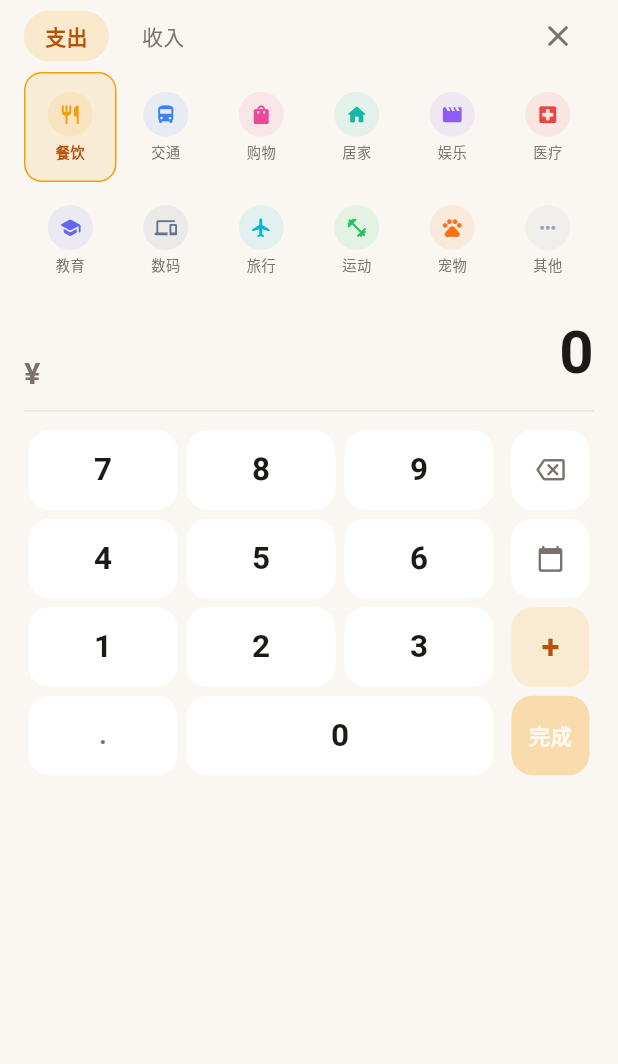
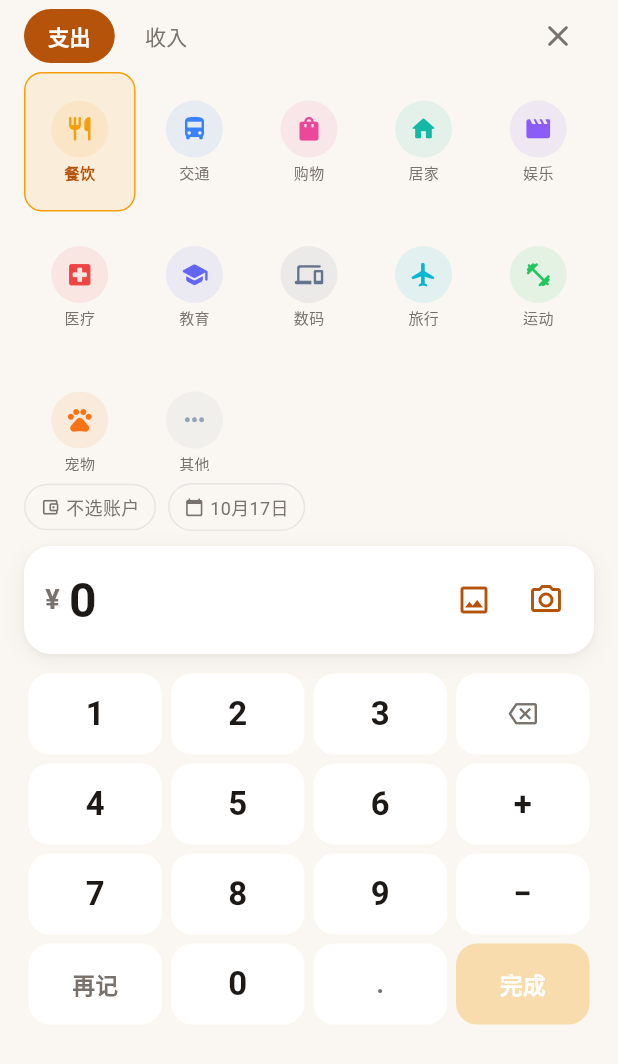
Before and after one commit to mayapony/beancount, a Flutter app: the QuickEntrySheet widget shown alone on an empty page, opened directly, on a phone screen of 412 x 824 dp. Shown: the top 1064 px of the screen. Run offline on Flutter 3.47's test engine with Material 3 defaults, Android fonts, the phone set to English and light mode, and no system bars; our stand-ins replace fl_chart.

Commit message:
feat(ui): 记账面板改为成熟记账 App 结构
- 分类改为 5 列网格、上下滑动、完整可见 3 行
- 新增账户/日期快选 chip
- 金额卡内置相册/相机入口，点击即触发图片识别并回填（M7 接真实模型）
- 键盘改为 4 列：1-9 + 右列 ⌫ / + / − / 完成 + 底部「再记」
- 移除笔记与备注（保持极简）；运算符改为独立 +/- 两键
- 更新 DESIGN.md 决策记录

```diff
--- a/lib/widgets/quick_entry_sheet.dart
+++ b/lib/widgets/quick_entry_sheet.dart
@@ -5,10 +5,12 @@ import '../theme/tokens.dart';
 import '../utils/money.dart';
 import 'common.dart';
 
-/// 记一笔的金额输入面板 —— 金豆按下直接进入，**一次点击**即可开始输入。
+/// 记一笔面板 —— 金豆按下直接进入，一次点击开始输入。
 ///
-/// 布局：分类网格（最多 3 行）+ 金额 + 键盘（3 列数字 + 1 列功能）。
-/// 功能列：⌫ / 日期 / 运算符 / 完成；运算符键可循环 + − × ÷，支持连续计算。
+/// 结构参考成熟记账 App：
+/// 支出/收入 → 分类（5 列、上下滑动、可见 3 行）→ 账户/日期 → 金额 + 图片入口
+/// → 键盘（1-9 三行 + 右列 ⌫ / + / − / 完成 + 底部「再记」）。
+/// 图片入口直接触发「上传即识别」（M0 为交互骨架，M7 接真实视觉模型）。
 class QuickEntrySheet extends StatefulWidget {
   const QuickEntrySheet({
     super.key,
@@ -22,15 +24,16 @@ class QuickEntrySheet extends StatefulWidget {
 }
 
 class _QuickEntrySheetState extends State<QuickEntrySheet> {
-  static const _ops = <String>['+', '−', '×', '÷'];
-
   bool _isIncome = false;
   int _categoryIndex = 0;
   String _amount = '0';
 
-  /// 待计算的左操作数与运算符（支持「38.5 + 12」这类快速计算）
+  /// 待计算的左操作数（支持 38.5 + 12 这类连续计算）
   double? _left;
   String? _op;
+
+  /// 图片识别中
+  bool _recognizing = false;
 
   double get _value => double.tryParse(_amount) ?? 0;
 
@@ -38,16 +41,8 @@ class _QuickEntrySheetState extends State<QuickEntrySheet> {
       _op == null ? _value : _apply(_left ?? 0, _op!, _value);
 
   double _apply(double a, String op, double b) {
-    switch (op) {
-      case '+':
-        return a + b;
-      case '−':
-        return a - b;
-      case '×':
-        return a * b;
-      case '÷':
-        return b == 0 ? a : a / b;
-    }
+    if (op == '+') return a + b;
+    if (op == '−') return a - b;
     return b;
   }
 
@@ -58,44 +53,66 @@ class _QuickEntrySheetState extends State<QuickEntrySheet> {
 
   void _press(String key) {
     setState(() {
-      switch (key) {
-        case '⌫':
-          _amount =
-              _amount.length <= 1 ? '0' : _amount.substring(0, _amount.length - 1);
-        case '.':
-          if (!_amount.contains('.')) _amount = '$_amount.';
-        default:
-          _appendDigit(key);
+      if (key == '⌫') {
+        _amount =
+            _amount.length <= 1 ? '0' : _amount.substring(0, _amount.length - 1);
+      } else if (key == '.') {
+        if (!_amount.contains('.')) _amount = '$_amount.';
+      } else {
+        _appendDigit(key);
       }
     });
   }
 
-  void _pressOperator() {
+  void _pressOperator(String op) {
     setState(() {
       if (_op == null) {
         _left = _value;
-        _op = _ops.first;
+        _op = op;
         _amount = '0';
-      } else if (_amount == '0') {
-        // 尚未输入新数字：循环切换运算符
-        final index = _ops.indexOf(_op!);
-        _op = _ops[(index + 1) % _ops.length];
+      } else if (op == _op && _amount == '0') {
+        // 重复点同一个运算符：取消待计算
+        _op = null;
+        _left = null;
       } else {
         _left = _apply(_left ?? 0, _op!, _value);
+        _op = op;
         _amount = '0';
       }
     });
   }
 
-  void _notYet(String name) {
+  /// 图片入口：上传即识别（当前为交互骨架，M7 替换为真实视觉模型）
+  Future<void> _recognizeBill() async {
+    setState(() => _recognizing = true);
+    await Future<void>.delayed(const Duration(milliseconds: 900));
+    if (!mounted) return;
+    setState(() {
+      _recognizing = false;
+      _amount = '38.50';
+      _categoryIndex = 0;
+      _isIncome = false;
+      _left = null;
+      _op = null;
+    });
     ScaffoldMessenger.of(context).showSnackBar(
-      SnackBar(content: Text('$name 将在 M3 实现')),
+      const SnackBar(
+        content: Text('已识别：¥38.50 · 餐饮（M7 接入真实视觉模型）'),
+      ),
     );
   }
 
-  void _submit() {
+  void _submit({bool keepOpen = false}) {
     widget.onSubmit(_finalValue, _isIncome, _categoryIndex);
-    Navigator.of(context).pop();
+    if (keepOpen) {
+      setState(() {
+        _amount = '0';
+        _left = null;
+        _op = null;
+      });
+    } else {
+      Navigator.of(context).pop();
+    }
   }
 
   @override
@@ -104,12 +121,12 @@ class _QuickEntrySheetState extends State<QuickEntrySheet> {
 
     return SingleChildScrollView(
       child: Padding(
-        padding: const EdgeInsets.fromLTRB(16, 0, 16, 20),
+        padding: const EdgeInsets.fromLTRB(16, 0, 16, 16),
         child: Column(
           mainAxisSize: MainAxisSize.min,
           crossAxisAlignment: CrossAxisAlignment.start,
           children: [
-            // 支出 / 收入
+            // ── 支出 / 收入 ───────────────────────────────
             Row(
               children: [
                 _TypePill(
@@ -117,7 +134,7 @@ class _QuickEntrySheetState extends State<QuickEntrySheet> {
                   selected: !_isIncome,
                   onTap: () => setState(() => _isIncome = false),
                 ),
-                const SizedBox(width: 8),
+                const SizedBox(width: 4),
                 _TypePill(
                   label: '收入',
                   selected: _isIncome,
@@ -132,107 +149,139 @@ class _QuickEntrySheetState extends State<QuickEntrySheet> {
               ],
             ),
 
-            // 分类网格：6 列，最多 3 行（一眼看到更多）
-            GridView.count(
-              crossAxisCount: 6,
-              shrinkWrap: true,
-              padding: EdgeInsets.zero,
-              physics: const NeverScrollableScrollPhysics(),
-              mainAxisSpacing: 2,
-              crossAxisSpacing: 2,
-              childAspectRatio: 0.84,
+            // ── 分类：5 列，上下滑动，可见 3 行 ─────────────
+            SizedBox(
+              height: 266,
+              child: GridView.count(
+                crossAxisCount: 5,
+                padding: EdgeInsets.zero,
+                mainAxisSpacing: 4,
+                crossAxisSpacing: 2,
+                childAspectRatio: 0.80,
+                children: [
+                  for (final index in kQuickCategoryOrder)
+                    _CategoryCell(
+                      categoryIndex: index,
+                      selected: _categoryIndex == index,
+                      onTap: () => setState(() => _categoryIndex = index),
+                    ),
+                ],
+              ),
+            ),
+
+            const SizedBox(height: 8),
+
+            // ── 账户 / 日期 ───────────────────────────────
+            Row(
               children: [
-                for (final index in kQuickCategoryOrder.take(18))
-                  _CategoryCell(
-                    categoryIndex: index,
-                    selected: _categoryIndex == index,
-                    onTap: () => setState(() => _categoryIndex = index),
-                  ),
+                _MetaChip(
+                  icon: Icons.account_balance_wallet_outlined,
+                  label: '不选账户',
+                  onTap: () => _notYet('账户选择'),
+                ),
+                const SizedBox(width: 8),
+                _MetaChip(
+                  icon: Icons.calendar_today_rounded,
+                  label: '10月17日',
+                  onTap: () => _notYet('日期选择'),
+                ),
               ],
             ),
 
             const SizedBox(height: 10),
 
-            // 金额（有未完成运算时，上方显示「左操作数 运算符」）
-            Row(
-              crossAxisAlignment: CrossAxisAlignment.end,
-              children: [
-                Text(
-                  '¥',
-                  style: TextStyle(
-                    fontSize: 20,
-                    fontWeight: FontWeight.w600,
-                    color: palette.textSecondary,
-                  ),
-                ),
-                const SizedBox(width: 6),
-                Expanded(
-                  child: Column(
-                    crossAxisAlignment: CrossAxisAlignment.end,
+            // ── 金额 + 图片识别入口 ───────────────────────
+            Container(
+              padding: const EdgeInsets.fromLTRB(14, 12, 8, 12),
+              decoration: BoxDecoration(
+                color: palette.surface,
+                borderRadius: BorderRadius.circular(BeanRadius.card),
+                boxShadow: BeanShadow.soft,
+              ),
+              child: Column(
+                crossAxisAlignment: CrossAxisAlignment.start,
+                children: [
+                  if (_op != null)
+                    Padding(
+                      padding: const EdgeInsets.only(bottom: 2),
+                      child: Text(
+                        '${formatMoneyCompact(_left ?? 0)} $_op',
+                        style: TextStyle(
+                          fontSize: 12,
+                          color: palette.textSecondary,
+                          fontFeatures: const [FontFeature.tabularFigures()],
+                        ),
+                      ),
+                    ),
+                  Row(
+                    crossAxisAlignment: CrossAxisAlignment.center,
                     children: [
-                      if (_op != null)
-                        Text(
-                          '${formatMoneyCompact(_left ?? 0)} $_op',
-                          style: TextStyle(
-                            fontSize: 13,
-                            color: palette.textSecondary,
-                            fontFeatures: const [
-                              FontFeature.tabularFigures(),
-                            ],
-                          ),
+                      Text(
+                        '¥',
+                        style: TextStyle(
+                          fontSize: 18,
+                          fontWeight: FontWeight.w600,
+                          color: palette.textSecondary,
                         ),
+                      ),
+                      const SizedBox(width: 6),
                       Text(
                         _amount,
-                        textAlign: TextAlign.right,
                         style: TextStyle(
-                          fontSize: 40,
+                          fontSize: 32,
                           fontWeight: FontWeight.w700,
                           fontFeatures: const [FontFeature.tabularFigures()],
                           color: _isIncome ? palette.income : palette.expense,
                         ),
                       ),
+                      const Spacer(),
+                      if (_recognizing)
+                        const Padding(
+                          padding: EdgeInsets.only(right: 6),
+                          child: SizedBox(
+                            width: 18,
+                            height: 18,
+                            child: CircularProgressIndicator(
+                              strokeWidth: 2,
+                              color: BeanColors.goldDeep,
+                            ),
+                          ),
+                        ),
+                      IconButton(
+                        tooltip: '从相册识别',
+                        icon: const Icon(Icons.image_outlined),
+                        color: BeanColors.goldDeep,
+                        onPressed: _recognizing ? null : _recognizeBill,
+                      ),
+                      IconButton(
+                        tooltip: '拍照识别',
+                        icon: const Icon(Icons.photo_camera_outlined),
+                        color: BeanColors.goldDeep,
+                        onPressed: _recognizing ? null : _recognizeBill,
+                      ),
                     ],
                   ),
-                ),
-              ],
+                ],
+              ),
             ),
 
-            Divider(height: 20, color: palette.border),
+            const SizedBox(height: 10),
 
-            // 键盘：3 列数字 + 1 列功能
+            // ── 键盘：4 列（1-9 / 右列功能 / 底部再记） ────
             SizedBox(
-              height: 236,
-              child: Row(
+              height: 240,
+              child: Column(
                 children: [
-                  Expanded(
-                    flex: 3,
-                    child: Column(
-                      children: [
-                        _digitRow(['7', '8', '9']),
-                        _digitRow(['4', '5', '6']),
-                        _digitRow(['1', '2', '3']),
-                        _lastDigitRow(),
-                      ],
-                    ),
+                  _keyRow(const ['1', '2', '3'], right: _backspaceKey()),
+                  _keyRow(
+                    const ['4', '5', '6'],
+                    right: _operatorKey('+'),
                   ),
-                  const SizedBox(width: 6),
-                  SizedBox(
-                    width: 58,
-                    child: Column(
-                      children: [
-                        _functionKey(
-                          icon: Icons.backspace_outlined,
-                          onTap: () => _press('⌫'),
-                        ),
-                        _functionKey(
-                          icon: Icons.calendar_today_rounded,
-                          onTap: () => _notYet('日期选择'),
-                        ),
-                        _operatorKey(),
-                        _doneKey(),
-                      ],
-                    ),
+                  _keyRow(
+                    const ['7', '8', '9'],
+                    right: _operatorKey('−'),
                   ),
+                  _bottomKeyRow(),
                 ],
               ),
             ),
@@ -242,38 +291,62 @@ class _QuickEntrySheetState extends State<QuickEntrySheet> {
     );
   }
 
-  Widget _digitRow(List<String> keys) {
+  void _notYet(String name) {
+    ScaffoldMessenger.of(context).showSnackBar(
+      SnackBar(content: Text('$name 将在 M3 实现')),
+    );
+  }
+
+  Widget _keyRow(List<String> digits, {required Widget right}) {
     return Expanded(
       child: Row(
         children: [
-          for (final k in keys)
+          for (final d in digits)
             Expanded(
               child: Padding(
                 padding: const EdgeInsets.all(3),
-                child: _KeyButton(label: k, onTap: () => _press(k)),
+                child: _KeyButton(label: d, onTap: () => _press(d)),
               ),
             ),
+          Expanded(child: Padding(padding: const EdgeInsets.all(3), child: right)),
         ],
       ),
     );
   }
 
-  /// 最后一行：`.` 一列 + `0` 两列（去掉 00 后更均衡）
-  Widget _lastDigitRow() {
+  Widget _bottomKeyRow() {
     return Expanded(
       child: Row(
         children: [
           Expanded(
             child: Padding(
               padding: const EdgeInsets.all(3),
-              child: _KeyButton(label: '.', onTap: () => _press('.')),
+              child: _TextButton(
+                label: '再记',
+                color: BeanPalette.of(context).surface,
+                textColor: BeanPalette.of(context).textSecondary,
+                onTap: _finalValue > 0 ? () => _submit(keepOpen: true) : null,
+              ),
             ),
           ),
+          for (final d in const ['0', '.'])
+            Expanded(
+              child: Padding(
+                padding: const EdgeInsets.all(3),
+                child: _KeyButton(label: d, onTap: () => _press(d)),
+              ),
+            ),
           Expanded(
-            flex: 2,
             child: Padding(
               padding: const EdgeInsets.all(3),
-              child: _KeyButton(label: '0', onTap: () => _press('0')),
+              child: _TextButton(
+                label: '完成',
+                color: _finalValue > 0
+                    ? BeanColors.goldDeep
+                    : BeanColors.gold.withValues(alpha: 0.30),
+                textColor: Colors.white,
+                onTap: _finalValue > 0 ? _submit : null,
+              ),
             ),
           ),
         ],
@@ -281,69 +354,23 @@ class _QuickEntrySheetState extends State<QuickEntrySheet> {
     );
   }
 
-  Widget _functionKey({required IconData icon, required VoidCallback onTap}) {
-    return Expanded(
-      child: Padding(
-        padding: const EdgeInsets.all(3),
-        child: _KeyButton(icon: icon, onTap: onTap),
-      ),
+  Widget _backspaceKey() {
+    return _KeyButton(
+      icon: Icons.backspace_outlined,
+      onTap: () => _press('⌫'),
     );
   }
 
-  Widget _operatorKey() {
-    return Expanded(
-      child: Padding(
-        padding: const EdgeInsets.all(3),
-        child: Material(
-          color: BeanColors.gold.withValues(alpha: 0.14),
-          borderRadius: BorderRadius.circular(14),
-          child: InkWell(
-            borderRadius: BorderRadius.circular(14),
-            onTap: _pressOperator,
-            child: Center(
-              child: Text(
-                _op ?? '+',
-                style: const TextStyle(
-                  fontSize: 22,
-                  fontWeight: FontWeight.w700,
-                  color: BeanColors.goldDeep,
-                ),
-              ),
-            ),
-          ),
-        ),
-      ),
-    );
-  }
-
-  Widget _doneKey() {
-    final enabled = _finalValue > 0;
-    return Expanded(
-      child: Padding(
-        padding: const EdgeInsets.all(3),
-        child: Material(
-          color: enabled
-              ? BeanColors.goldDeep
-              : BeanColors.gold.withValues(alpha: 0.30),
-          borderRadius: BorderRadius.circular(14),
-          child: InkWell(
-            borderRadius: BorderRadius.circular(14),
-            onTap: enabled ? _submit : null,
-            child: Center(
-              child: Text(
-                '完成',
-                style: TextStyle(
-                  fontSize: 14,
-                  fontWeight: FontWeight.w700,
-                  color: enabled
-                      ? Colors.white
-                      : Colors.white.withValues(alpha: 0.85),
-                ),
-              ),
-            ),
-          ),
-        ),
-      ),
+  Widget _operatorKey(String op) {
+    final active = _op == op;
+    return _TextButton(
+      label: op,
+      color: active
+          ? BeanColors.gold.withValues(alpha: 0.22)
+          : BeanPalette.of(context).surface,
+      textColor: active ? BeanColors.goldDeep : BeanPalette.of(context).expense,
+      fontSize: 22,
+      onTap: () => _pressOperator(op),
     );
   }
 }
@@ -368,7 +395,7 @@ class _CategoryCell extends StatelessWidget {
         duration: const Duration(milliseconds: 150),
         decoration: BoxDecoration(
           color: selected
-              ? BeanColors.gold.withValues(alpha: 0.12)
+              ? BeanColors.gold.withValues(alpha: 0.10)
               : Colors.transparent,
           borderRadius: BorderRadius.circular(12),
           border: Border.all(
@@ -378,15 +405,53 @@ class _CategoryCell extends StatelessWidget {
         child: Column(
           mainAxisAlignment: MainAxisAlignment.center,
           children: [
-            CategoryAvatar(categoryIndex: categoryIndex, size: 30),
+            CategoryAvatar(categoryIndex: categoryIndex, size: 38),
             const SizedBox(height: 3),
             Text(
               BeanColors.categoryNames[categoryIndex],
               style: TextStyle(
-                fontSize: 9.5,
+                fontSize: 10,
                 fontWeight: selected ? FontWeight.w700 : FontWeight.w400,
                 color: selected ? BeanColors.goldDeep : palette.textSecondary,
               ),
+            ),
+          ],
+        ),
+      ),
+    );
+  }
+}
+
+class _MetaChip extends StatelessWidget {
+  const _MetaChip({
+    required this.icon,
+    required this.label,
+    required this.onTap,
+  });
+
+  final IconData icon;
+  final String label;
+  final VoidCallback onTap;
+
+  @override
+  Widget build(BuildContext context) {
+    final palette = BeanPalette.of(context);
+    return GestureDetector(
+      onTap: onTap,
+      child: Container(
+        padding: const EdgeInsets.symmetric(horizontal: 10, vertical: 6),
+        decoration: BoxDecoration(
+          borderRadius: BorderRadius.circular(BeanRadius.chip),
+          border: Border.all(color: palette.border),
+        ),
+        child: Row(
+          mainAxisSize: MainAxisSize.min,
+          children: [
+            Icon(icon, size: 13, color: palette.textSecondary),
+            const SizedBox(width: 4),
+            Text(
+              label,
+              style: TextStyle(fontSize: 12, color: palette.textSecondary),
             ),
           ],
         ),
@@ -417,12 +482,50 @@ class _KeyButton extends StatelessWidget {
               : Text(
                   label!,
                   style: TextStyle(
-                    fontSize: label == '.' ? 17 : 21,
+                    fontSize: label == '.' ? 17 : 22,
                     fontWeight: FontWeight.w600,
                     color: label == '.' ? palette.textSecondary : null,
                     fontFeatures: const [FontFeature.tabularFigures()],
                   ),
                 ),
+        ),
+      ),
+    );
+  }
+}
+
+class _TextButton extends StatelessWidget {
+  const _TextButton({
+    required this.label,
+    required this.color,
+    required this.textColor,
+    this.fontSize = 15,
+    this.onTap,
+  });
+
+  final String label;
+  final Color color;
+  final Color textColor;
+  final double fontSize;
+  final VoidCallback? onTap;
+
+  @override
+  Widget build(BuildContext context) {
+    return Material(
+      color: color,
+      borderRadius: BorderRadius.circular(14),
+      child: InkWell(
+        borderRadius: BorderRadius.circular(14),
+        onTap: onTap,
+        child: Center(
+          child: Text(
+            label,
+            style: TextStyle(
+              fontSize: fontSize,
+              fontWeight: FontWeight.w700,
+              color: textColor,
+            ),
+          ),
         ),
       ),
     );
@@ -447,11 +550,9 @@ class _TypePill extends StatelessWidget {
       onTap: onTap,
       child: AnimatedContainer(
         duration: const Duration(milliseconds: 150),
-        padding: const EdgeInsets.symmetric(horizontal: 14, vertical: 7),
+        padding: const EdgeInsets.symmetric(horizontal: 16, vertical: 8),
         decoration: BoxDecoration(
-          color: selected
-              ? BeanColors.gold.withValues(alpha: 0.16)
-              : Colors.transparent,
+          color: selected ? BeanColors.goldDeep : Colors.transparent,
           borderRadius: BorderRadius.circular(BeanRadius.chip),
         ),
         child: Text(
@@ -459,7 +560,7 @@ class _TypePill extends StatelessWidget {
           style: TextStyle(
             fontSize: 14,
             fontWeight: selected ? FontWeight.w700 : FontWeight.w500,
-            color: selected ? BeanColors.goldDeep : palette.textSecondary,
+            color: selected ? Colors.white : palette.textSecondary,
           ),
         ),
       ),
```
Also changed, not shown: 1 other file.
